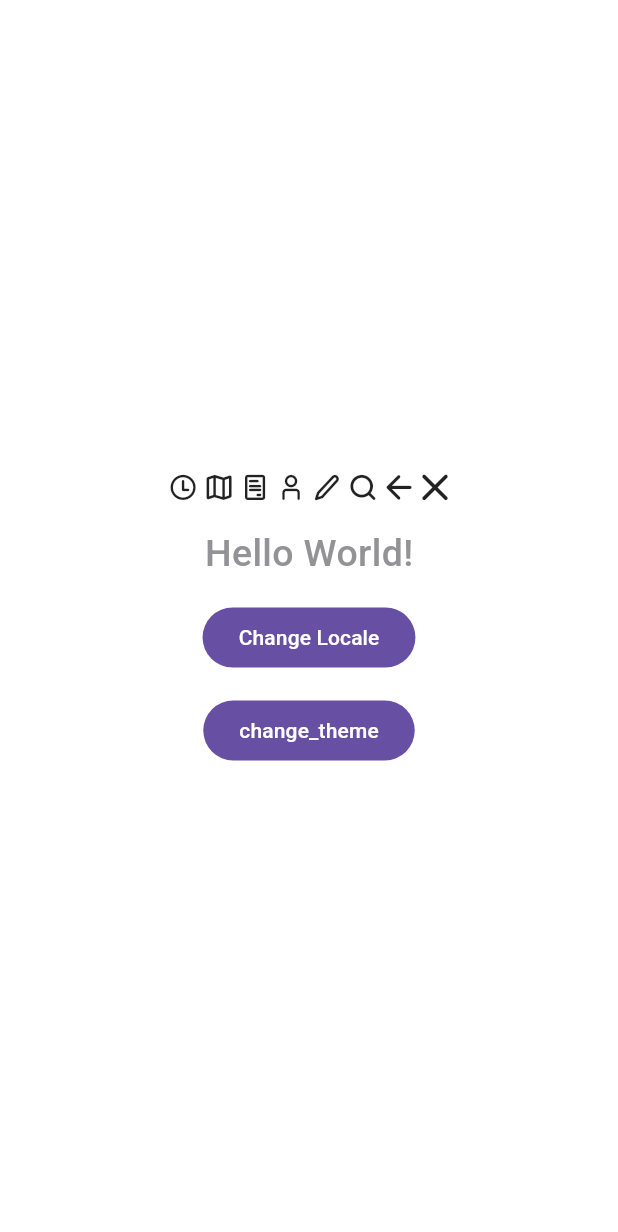
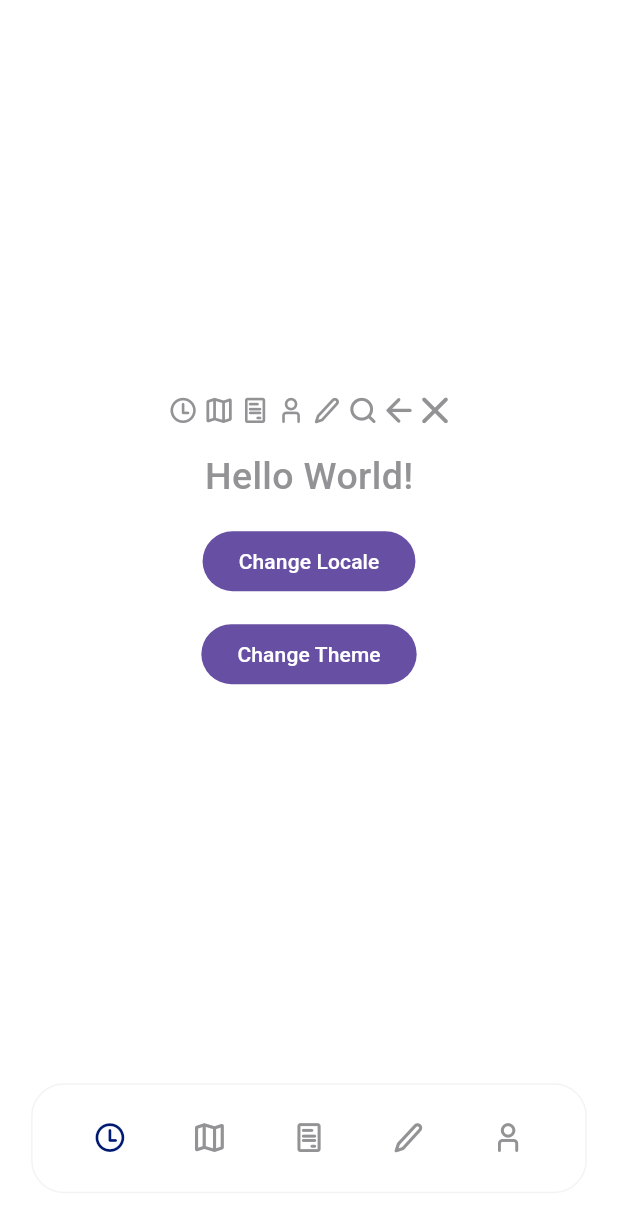
Before and after one commit to team4-sad/flutter-mobile-client, a Flutter app: the screen it shows after launch, on a phone screen of 412 x 824 dp. Shown: the top 1232 px of the screen. Run offline on Flutter 3.47's test engine with Material 3 defaults, Android fonts, the phone set to English and light mode, and no system bars; our stand-ins replace easy_localization, flutter_bloc, flutter_screenutil, get_it; key blocks and very long unbroken strings in the code were emptied for the run.

Commit message:
added nav bar

```diff
--- /dev/null
+++ b/lib/common/features/bottom-nav-bar/bloc/bottom_nav_bar_bloc.dart
@@ -0,0 +1,16 @@
+import 'package:flutter_bloc/flutter_bloc.dart';
+import 'package:miigaik/common/features/bottom-nav-bar/items_nav_bar.dart';
+
+part 'bottom_nav_bar_event.dart';
+part 'bottom_nav_bar_state.dart';
+
+class BottomNavBarBloc extends Bloc<BottomNavBarEvent, BottomNavBarState> {
+  BottomNavBarBloc(ItemNavBar defaultItem) : super(BottomNavBarState(currentItem: defaultItem)) {
+    on<GoToEventEvent>((event, emit) {
+      if (event.itemNavBar == state.currentItem){
+        return;
+      }
+      emit(BottomNavBarState(currentItem: event.itemNavBar));
+    });
+  }
+}
--- /dev/null
+++ b/lib/common/features/bottom-nav-bar/bloc/bottom_nav_bar_event.dart
@@ -0,0 +1,9 @@
+part of 'bottom_nav_bar_bloc.dart';
+
+abstract class BottomNavBarEvent {}
+
+class GoToEventEvent extends BottomNavBarEvent {
+  final ItemNavBar itemNavBar;
+
+  GoToEventEvent(this.itemNavBar);
+}
--- /dev/null
+++ b/lib/common/features/bottom-nav-bar/bloc/bottom_nav_bar_state.dart
@@ -0,0 +1,7 @@
+part of 'bottom_nav_bar_bloc.dart';
+
+class BottomNavBarState {
+  final ItemNavBar currentItem;
+
+  BottomNavBarState({required this.currentItem});
+}
--- /dev/null
+++ b/lib/common/features/bottom-nav-bar/bottom_nav_bar.dart
@@ -0,0 +1,76 @@
+import 'package:flutter/material.dart';
+import 'package:flutter_bloc/flutter_bloc.dart';
+import 'package:flutter_screenutil/flutter_screenutil.dart';
+import 'package:get_it/get_it.dart';
+import 'package:miigaik/theme/app_theme_extensions.dart';
+
+import 'bloc/bottom_nav_bar_bloc.dart';
+import 'items_nav_bar.dart';
+
+class BottomNavBar extends StatelessWidget {
+  const BottomNavBar({super.key});
+
+  @override
+  Widget build(BuildContext context) {
+    return Padding(
+      padding: EdgeInsets.only(bottom: 26.h),
+      child: Row(
+        mainAxisAlignment: MainAxisAlignment.center,
+        children: [
+          Container(
+            height: 64.w,
+            decoration: BoxDecoration(
+              color: context.palette.background,
+              border: Border.all(
+                  color: context.palette.container
+              ),
+              borderRadius: BorderRadius.circular(20.r)
+            ),
+            padding: EdgeInsets.symmetric(horizontal: 16.w),
+            child: BlocBuilder<BottomNavBarBloc, BottomNavBarState>(
+              bloc: GetIt.I.get(),
+              builder: (BuildContext context, state) {
+                return Row(
+                  mainAxisAlignment: MainAxisAlignment.center,
+                  children: ItemNavBar.values.map(
+                    (e) => _ItemBottomNavBar(
+                      item: e,
+                      isSelected: state.currentItem == e,
+                    )
+                  ).toList(),
+                );
+              },
+            ),
+          ),
+        ],
+      ),
+    );
+  }
+}
+
+class _ItemBottomNavBar extends StatelessWidget {
+  final ItemNavBar item;
+  final bool isSelected;
+
+  const _ItemBottomNavBar({required this.item, this.isSelected = false});
+
+  @override
+  Widget build(BuildContext context) {
+    return GestureDetector(
+      behavior: HitTestBehavior.opaque,
+      onTap: (){
+        GetIt.I.get<BottomNavBarBloc>().add(GoToEventEvent(item));
+      },
+      child: SizedBox(
+        width: 58.w,
+        child: Center(
+          child: Icon(
+            item.icon,
+            color: (isSelected) ? context.palette.accent : context.palette.subText,
+            size: 24.w,
+          ),
+        ),
+      ),
+    );
+  }
+}
--- /dev/null
+++ b/lib/common/features/bottom-nav-bar/items_nav_bar.dart
@@ -0,0 +1,18 @@
+import 'package:flutter/material.dart';
+import 'package:miigaik/generated/icons.g.dart';
+
+enum ItemNavBar {
+  schedule(I.schedule),
+  map(I.map),
+  news(I.news),
+  notes(I.notes),
+  profile(I.profile);
+
+  final IconData icon;
+
+  const ItemNavBar(this.icon);
+
+  static ItemNavBar defaultItem() => ItemNavBar.schedule;
+
+  bool isFirstOrLast() => [values.first, values.last].contains(this);
+}
--- a/lib/features/test-home/home_page.dart
+++ b/lib/features/test-home/home_page.dart
@@ -1,6 +1,7 @@
 import 'package:easy_localization/easy_localization.dart';
 import 'package:flutter/material.dart';
 import 'package:get_it/get_it.dart';
+import 'package:miigaik/common/features/bottom-nav-bar/bottom_nav_bar.dart';
 import 'package:miigaik/features/switch-locale/locale_bloc.dart';
 import 'package:miigaik/features/switch-theme/theme_bloc.dart';
 import 'package:miigaik/generated/icons.g.dart';
@@ -14,6 +15,7 @@ class HomePage extends StatelessWidget {
   @override
   Widget build(BuildContext context) {
     return Scaffold(
+      bottomNavigationBar: BottomNavBar(),
       body: Center(
         child: Column(
           spacing: 14,
@@ -49,7 +51,7 @@ class HomePage extends StatelessWidget {
             ),
             FilledButton(onPressed: (){
               GetIt.I.get<ThemeBloc>().add(NextAppThemeEvent());
-            }, child: Text(T.change_theme))
+            }, child: Text(context.tr(T.change_theme)))
           ],
         )
       ),
--- a/lib/main.dart
+++ b/lib/main.dart
@@ -1,12 +1,14 @@
 import 'package:easy_localization/easy_localization.dart';
 import 'package:flutter/material.dart';
 import 'package:flutter_bloc/flutter_bloc.dart';
+import 'package:flutter_screenutil/flutter_screenutil.dart';
 import 'package:get_it/get_it.dart';
+import 'package:miigaik/common/features/bottom-nav-bar/bloc/bottom_nav_bar_bloc.dart';
 import 'package:miigaik/features/switch-locale/locale_bloc.dart';
 import 'package:miigaik/features/test-home/home_page.dart';
 import 'package:miigaik/theme/app_theme.dart';
 import 'package:miigaik/theme/app_theme_extensions.dart';
-
+import 'common/features/bottom-nav-bar/items_nav_bar.dart';
 import 'features/switch-theme/theme_bloc.dart';
 
 void main() async {
@@ -14,6 +16,7 @@ void main() async {
   await EasyLocalization.ensureInitialized();
 
   GetIt.I.registerSingleton(ThemeBloc(AppTheme.defaultTheme()));
+  GetIt.I.registerSingleton(BottomNavBarBloc(ItemNavBar.defaultItem()));
 
   runApp(
     EasyLocalization(
@@ -43,7 +46,9 @@ class MyApp extends StatelessWidget {
         final appThemeExtension = AppThemeExtension.fromAppTheme(
             state.appTheme
         );
-        return MaterialApp(
+        return ScreenUtilInit(
+          designSize: const Size(360, 750),
+          child: MaterialApp(
             title: 'MIIGAiK',
             localizationsDelegates: context.localizationDelegates,
             supportedLocales: context.supportedLocales,
@@ -58,6 +63,7 @@ class MyApp extends StatelessWidget {
                 return HomePage();
               },
             ),
+          ),
         );
       },
     );
--- a/lib/theme/app_theme_extensions.dart
+++ b/lib/theme/app_theme_extensions.dart
@@ -42,7 +42,10 @@ class AppThemeExtension extends ThemeExtension<AppThemeExtension> {
     String? fontFamily
   }) {
     final baseThemeData = ThemeData(
-        fontFamily: fontFamily
+      fontFamily: fontFamily,
+      iconTheme: IconThemeData(
+        color: palette.subText
+      )
     );
     final themeData = switch (appTheme) {
       AppTheme.light => baseThemeData.copyWith(
--- a/pubspec.yaml
+++ b/pubspec.yaml
@@ -19,6 +19,7 @@ dependencies:
   hive: ^2.2.3
   easy_localization: ^3.0.8
   get_it: ^8.2.0
+  flutter_screenutil: ^5.9.3
 
   talker_flutter: ^5.0.1
   talker_dio_logger: ^5.0.1
```
Also changed, not shown: lib/generated/types.dart, pubspec.lock. Lines whose indentation alone changed are shown as unchanged.
